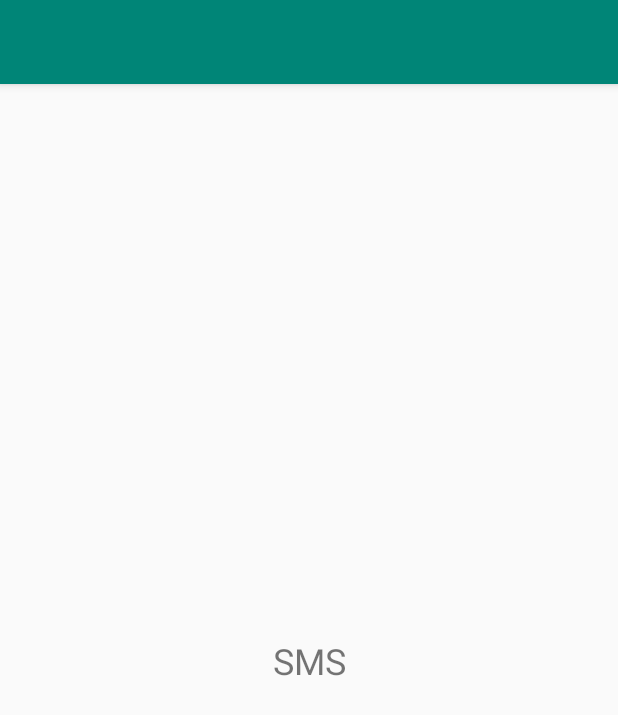
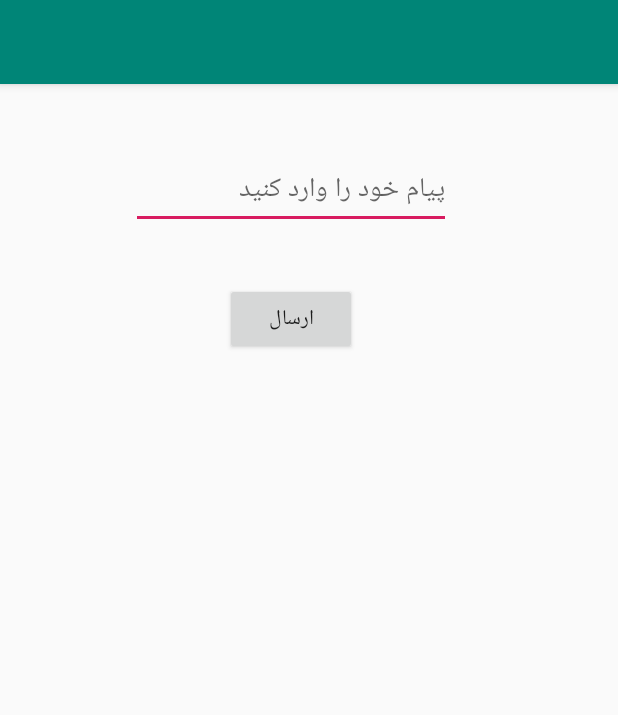
Before and after one commit to HTC77/android-examples, an Android app: the screen it shows after launch (MainActivity), on a phone screen of 412 x 824 dp. Shown: the top 715 px of the screen. Run offline under Robolectric (Android 15) with nearby library versions, the light colour scheme and no system bars.

Commit message:
Layout + Class

```diff
--- a/app/src/main/java/com/example/androidexamples/MainActivity.java
+++ b/app/src/main/java/com/example/androidexamples/MainActivity.java
@@ -1,13 +1,37 @@
 package com.example.androidexamples;
 
+import android.content.Intent;
+import android.net.Uri;
 import android.support.v7.app.AppCompatActivity;
 import android.os.Bundle;
+import android.view.View;
+import android.widget.Button;
+import android.widget.EditText;
 
 public class MainActivity extends AppCompatActivity {
-
+    private Button btnSend;
+    private EditText etMessage;
+    private String contact;
     @Override
     protected void onCreate(Bundle savedInstanceState) {
         super.onCreate(savedInstanceState);
         setContentView(R.layout.activity_main);
+        findViews();
+        contact = "+989034962777";
+        btnSend.setOnClickListener(new View.OnClickListener() {
+            @Override
+            public void onClick(View v) {
+                Intent intent = new Intent(Intent.ACTION_VIEW, Uri.parse("sms: "+ contact));
+                Bundle data = new Bundle();
+                data.putString("sms_body",etMessage.getText().toString());
+                intent.putExtras(data);
+                startActivity(intent);
+            }
+        });
+    }
+
+    private void findViews() {
+        btnSend = findViewById(R.id.btnSend);
+        etMessage = findViewById(R.id.etMessage);
     }
 }
--- a/app/src/main/res/layout/activity_main.xml
+++ b/app/src/main/res/layout/activity_main.xml
@@ -6,14 +6,27 @@
     android:layout_height="match_parent"
     tools:context=".MainActivity">
 
-    <TextView
+    <EditText
+        android:id="@+id/etMessage"
         android:layout_width="wrap_content"
         android:layout_height="wrap_content"
-        android:text="SMS"
-        android:textSize="24sp"
-        app:layout_constraintBottom_toBottomOf="parent"
-        app:layout_constraintLeft_toLeftOf="parent"
-        app:layout_constraintRight_toRightOf="parent"
+        android:layout_marginStart="87dp"
+        android:layout_marginLeft="87dp"
+        android:layout_marginTop="45dp"
+        android:ems="10"
+        android:hint="پیام خود را وارد کنید"
+        android:inputType="textPersonName"
+        app:layout_constraintStart_toStartOf="parent"
         app:layout_constraintTop_toTopOf="parent" />
 
+    <Button
+        android:id="@+id/btnSend"
+        android:layout_width="wrap_content"
+        android:layout_height="wrap_content"
+        android:layout_marginTop="36dp"
+        android:text="ارسال"
+        app:layout_constraintEnd_toEndOf="@+id/etMessage"
+        app:layout_constraintStart_toStartOf="@+id/etMessage"
+        app:layout_constraintTop_toBottomOf="@+id/etMessage" />
+
 </android.support.constraint.ConstraintLayout>
```
